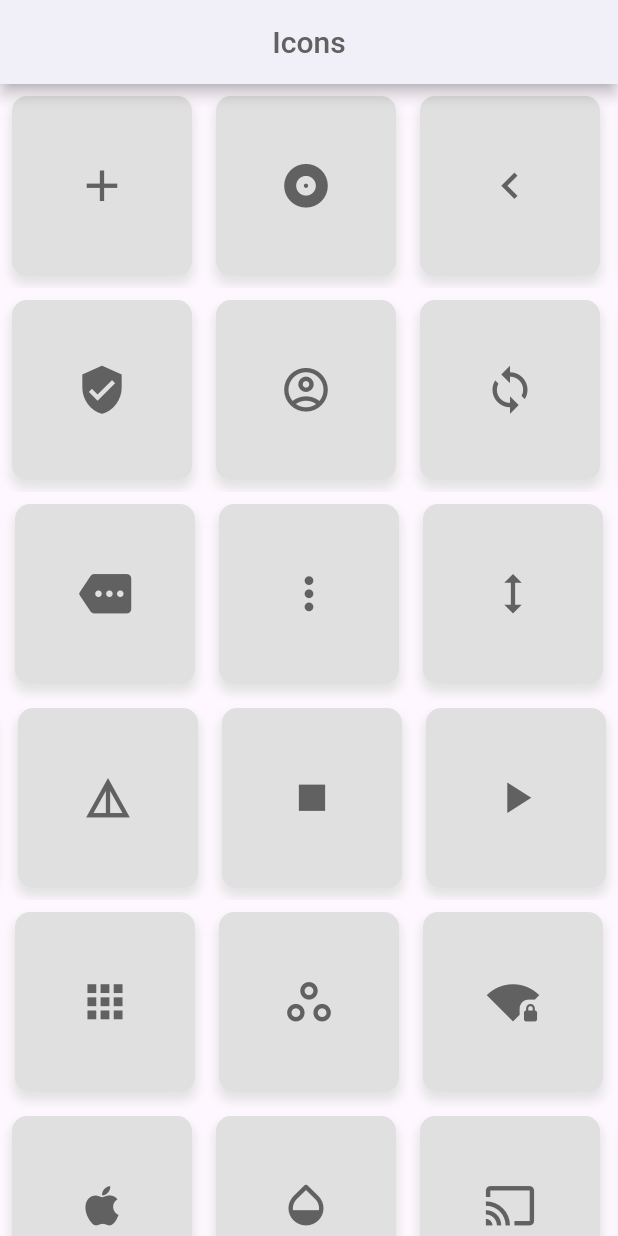
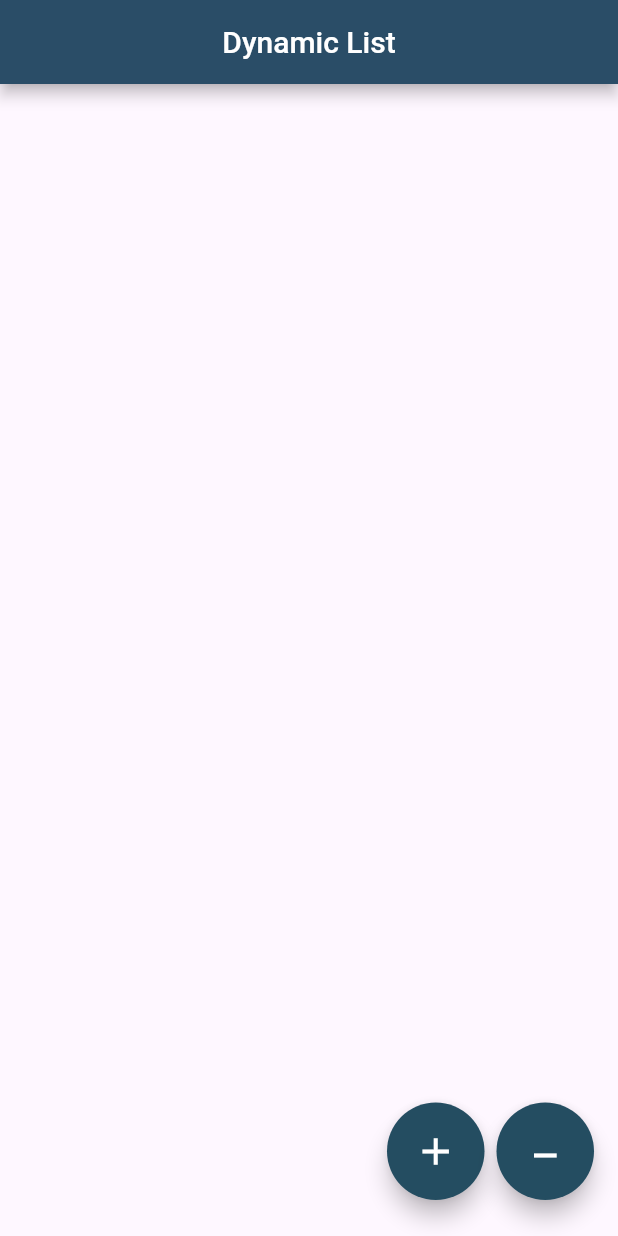
Before and after one commit to Zimil-Patel/e_commerce_tasks, a Flutter app: the screen it shows after launch, on a phone screen of 412 x 824 dp. Run offline on Flutter 3.47's test engine with Material 3 defaults, Android fonts, the phone set to English and light mode, and no system bars.

Commit message:
03-02-2024

```diff
--- /dev/null
+++ b/lib/5.4/DynamicList.dart
@@ -0,0 +1,118 @@
+import 'package:e_commerce_tasks/main.dart';
+import 'package:e_commerce_tasks/util/GlobalVariables.dart';
+import 'package:flutter/material.dart';
+
+class DynamicList extends StatefulWidget {
+  const DynamicList({super.key});
+
+  @override
+  State<DynamicList> createState() => _DynamicListState();
+}
+
+class _DynamicListState extends State<DynamicList> {
+
+
+  @override
+  Widget build(BuildContext context) {
+
+
+    return MaterialApp(
+      debugShowCheckedModeBanner: false,
+
+      home: Scaffold(
+        appBar: addAppBar(title: 'Dynamic List', textColor: Colors.white, bgColor: const Color(0xff244d61), centerTitle: true),
+
+        body: SingleChildScrollView(
+          child: Column(
+            mainAxisAlignment: MainAxisAlignment.spaceEvenly,
+            crossAxisAlignment: CrossAxisAlignment.center,
+            children: [
+              ...List.generate(numList.length, (index) => addList(num: numList[index]))
+            ],
+          ),
+        ),
+
+        floatingActionButton: addFloatBtn(),
+
+      ),
+    );
+  }
+
+  //container
+  Widget  addList({required int num}){
+
+    Color boxColor;
+
+    if(num%2 == 0){
+      boxColor = const Color(0xff5689c0);
+    }
+    else{
+      boxColor = const Color(0xff75e2ff);
+    }
+
+
+    return Container(
+      height: 100,
+      width: double.infinity,
+      alignment: Alignment.center,
+      margin: const EdgeInsets.all(10),
+      decoration: BoxDecoration(
+          color: boxColor,
+          borderRadius: BorderRadius.circular(10)
+      ),
+
+      child: Text('$num', style: const TextStyle(color: Colors.white, fontSize: 32, fontWeight: FontWeight.w400),),
+    );
+  }
+
+
+  //floating Button row
+  Widget addFloatBtn(){
+
+    return Row(
+      mainAxisAlignment: MainAxisAlignment.end,
+      children: [
+        Padding(
+          padding: const EdgeInsets.all(8.0),
+          child: SizedBox(
+            height: 65,
+            width: 65,
+            child: FloatingActionButton(
+              onPressed: (){
+                setState(() {
+                  counter++;
+                  numList.add(counter);
+                });
+              },
+              backgroundColor: const Color(0xff244d61),
+              shape: RoundedRectangleBorder(borderRadius: BorderRadius.circular(100)),
+              child: const Icon(Icons.add, color: Colors.white, size: 30,),
+            ),
+          ),
+        ),
+        SizedBox(
+          height: 65,
+          width: 65,
+          child: FloatingActionButton(
+            onPressed: (){
+              setState(() {
+                if(counter > 0){
+                  counter--;
+                  numList.removeLast();
+                }
+              });
+            },
+            backgroundColor: const Color(0xff244d61),
+            shape: RoundedRectangleBorder(borderRadius: BorderRadius.circular(100)),
+            child: const Padding(
+              padding: EdgeInsets.only(bottom: 15.0),
+              child: Icon(Icons.minimize, color: Colors.white, size: 30,),
+            ),
+          ),
+        )
+      ],
+    );
+
+  }
+
+}
--- a/lib/main.dart
+++ b/lib/main.dart
@@ -1,11 +1,12 @@
-import 'package:e_commerce_tasks/5.4/Icons.dart';
+import 'package:e_commerce_tasks/5.4/DynamicList.dart';
+
 import 'package:flutter/material.dart';
 
 void main() {
   // SystemChrome.setSystemUIOverlayStyle(const SystemUiOverlayStyle(
   //   statusBarColor: Colors.red,
   // ));
-  runApp(const IconsColRow());
+  runApp(const DynamicList());
 }
 
 AppBar addAppBar(
```
Also changed, not shown: snaps/5.4/DynamicList.png (added), 1 other file.
